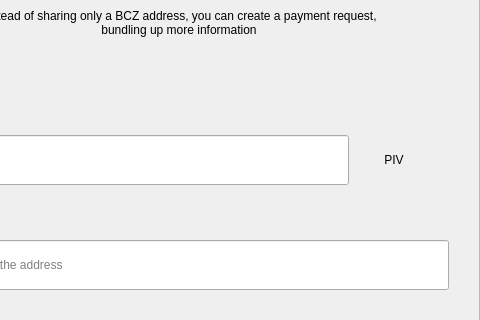
Before: the Qt Designer form src/qt/bcz/forms/requestdialog.ui in SpecialCoins/den, drawn with Qt 5; both pictures show x 122 to 602 and y 123 to 443 of the 602 by 607 pixel window.
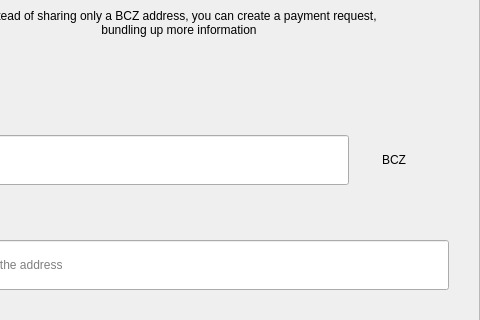
After: the same form once the commit is applied.

```diff
--- a/src/qt/bcz/forms/requestdialog.ui
+++ b/src/qt/bcz/forms/requestdialog.ui
@@ -327,7 +327,7 @@
                    <item>
                     <widget class="QLabel" name="comboBoxCoin">
                      <property name="text">
-                      <string>PIV</string>
+                      <string>BCZ</string>
                      </property>
                      <property name="alignment">
                       <set>Qt::AlignCenter</set>
```
